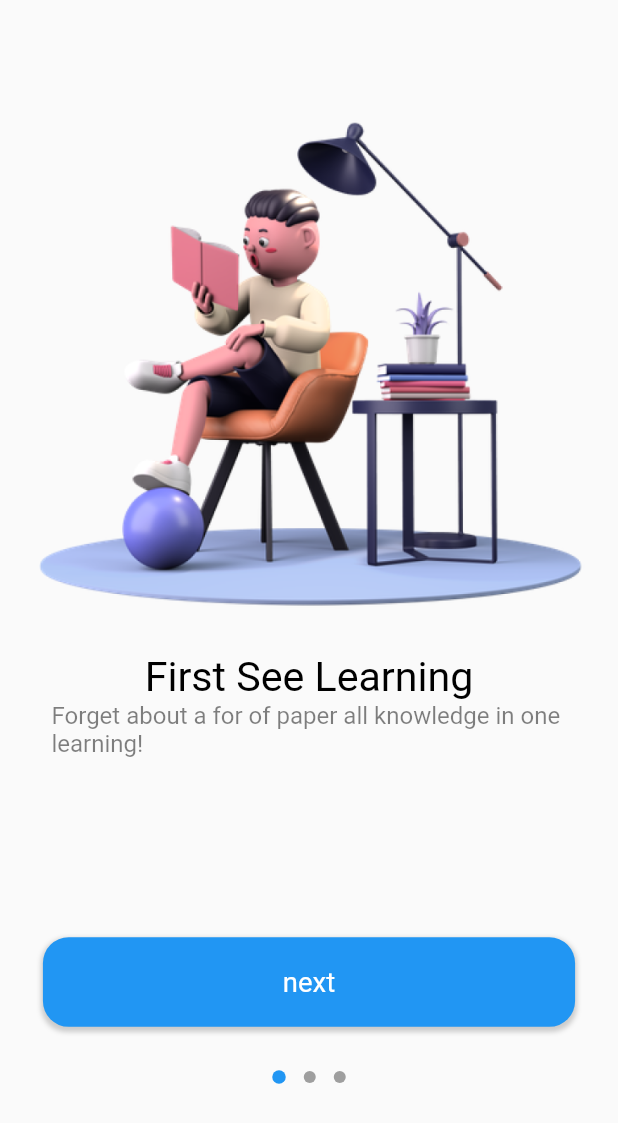
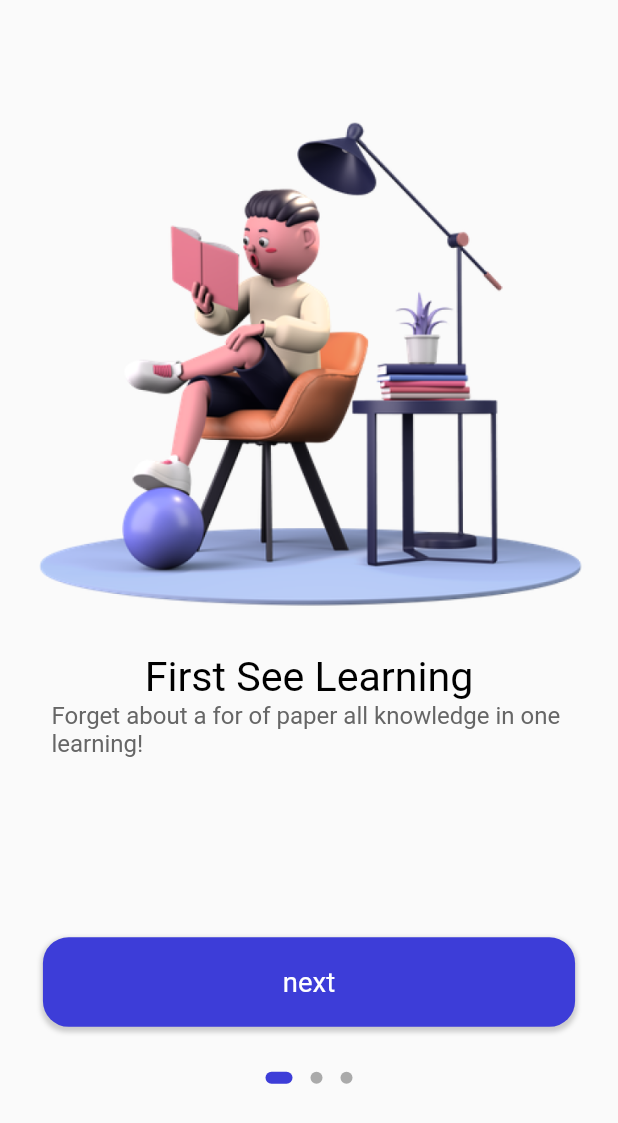
Before and after one commit to YJZeng1120/selling_online, a Flutter app: the screen it shows after launch, on a phone screen of 412 x 824 dp. Shown: the top 1123 px of the screen. Run offline on Flutter 3.47's test engine with Material 2 defaults, Android fonts, the phone set to English and light mode, and no system bars; drawn by our look-alikes of dots_indicator; our stand-ins replace cloud_firestore, flutter_bloc, flutter_screenutil; accounts and stored records are empty.

Commit message:
update color

```diff
--- a/lib/common/values/colors.dart
+++ b/lib/common/values/colors.dart
@@ -1,34 +1,29 @@
 import 'dart:ui';
 
 class AppColors {
+
   /// white background
   static const Color primaryBackground = Color.fromARGB(255, 255, 255, 255);
-
   /// grey background
-  static const Color primarySecondaryBackground =
-      Color.fromARGB(255, 247, 247, 249);
-
+  static const Color primarySecondaryBackground = Color.fromARGB(255, 247, 247, 249);
   /// main widget color blue
   static const Color primaryElement = Color.fromARGB(255, 61, 61, 216);
-
   /// main text color black
   static const Color primaryText = Color.fromARGB(255, 0, 0, 0);
   // video backgroun color
   static const Color primary_bg = Color.fromARGB(210, 32, 47, 62);
-
   /// main widget text color white
   static const Color primaryElementText = Color.fromARGB(255, 255, 255, 255);
   // main widget text color grey
-  static const Color primarySecondaryElementText =
-      Color.fromARGB(255, 102, 102, 102);
+  static const Color primarySecondaryElementText = Color.fromARGB(255, 102, 102, 102);
   // main widget third color grey
-  static const Color primaryThreeElementText =
-      Color.fromARGB(255, 170, 170, 170);
+  static const Color primaryThirdElementText = Color.fromARGB(255, 170, 170, 170);
 
-  static const Color primaryFourElementText =
-      Color.fromARGB(255, 204, 204, 204);
+  static const Color primaryFourthElementText = Color.fromARGB(255, 204, 204, 204);
   //state color
   static const Color primaryElementStatus = Color.fromARGB(255, 88, 174, 127);
 
   static const Color primaryElementBg = Color.fromARGB(255, 238, 121, 99);
+
+
 }
--- a/lib/pages/sign_in/sign_in.dart
+++ b/lib/pages/sign_in/sign_in.dart
@@ -28,7 +28,7 @@ class _SignInState extends State<SignIn> {
                 ),
               ),
               Container(
-                margin: EdgeInsets.only(top: 66.h),
+                margin: EdgeInsets.only(top: 36.h),
                 padding: EdgeInsets.only(
                   left: 25.w,
                   right: 25.w,
--- a/lib/pages/welcome/welcome.dart
+++ b/lib/pages/welcome/welcome.dart
@@ -2,6 +2,7 @@ import 'package:dots_indicator/dots_indicator.dart';
 import 'package:flutter/material.dart';
 import 'package:flutter_bloc/flutter_bloc.dart';
 import 'package:flutter_screenutil/flutter_screenutil.dart';
+import 'package:selling_online/common/values/colors.dart';
 
 import '/pages/welcome/bloc/welcome_blocs.dart';
 import '/pages/welcome/bloc/welcome_events.dart';
@@ -71,10 +72,14 @@ class _WelcomeState extends State<Welcome> {
                       position: state.page,
                       dotsCount: 3,
                       mainAxisAlignment: MainAxisAlignment.center,
-                      decorator: const DotsDecorator(
-                        color: Colors.grey,
-                        activeColor: Colors.blue,
-                        size: Size(8, 8),
+                      decorator: DotsDecorator(
+                        color: AppColors.primaryThirdElementText,
+                        activeColor: AppColors.primaryElement,
+                        activeSize: const Size(18.0, 8.0),
+                        activeShape: RoundedRectangleBorder(
+                          borderRadius: BorderRadius.circular(5),
+                        ),
+                        size: const Size(8, 8),
                       ),
                     ),
                   )
@@ -108,7 +113,7 @@ Widget _page(
       Text(
         title,
         style: TextStyle(
-          color: Colors.black,
+          color: AppColors.primaryText,
           fontSize: 24.sp,
           fontWeight: FontWeight.normal,
         ),
@@ -122,7 +127,7 @@ Widget _page(
         child: Text(
           subTitle,
           style: TextStyle(
-            color: Colors.black.withOpacity(0.5),
+            color: AppColors.primarySecondaryElementText,
             fontSize: 14.sp,
             fontWeight: FontWeight.normal,
           ),
@@ -150,7 +155,7 @@ Widget _page(
             right: 25.w,
           ),
           decoration: BoxDecoration(
-            color: Colors.blue,
+            color: AppColors.primaryElement,
             borderRadius: BorderRadius.circular(
               15.w,
             ),
```
Also changed, not shown: lib/pages/sign_in/widgets/sign_in_widget.dart (+6 -2 lines).
